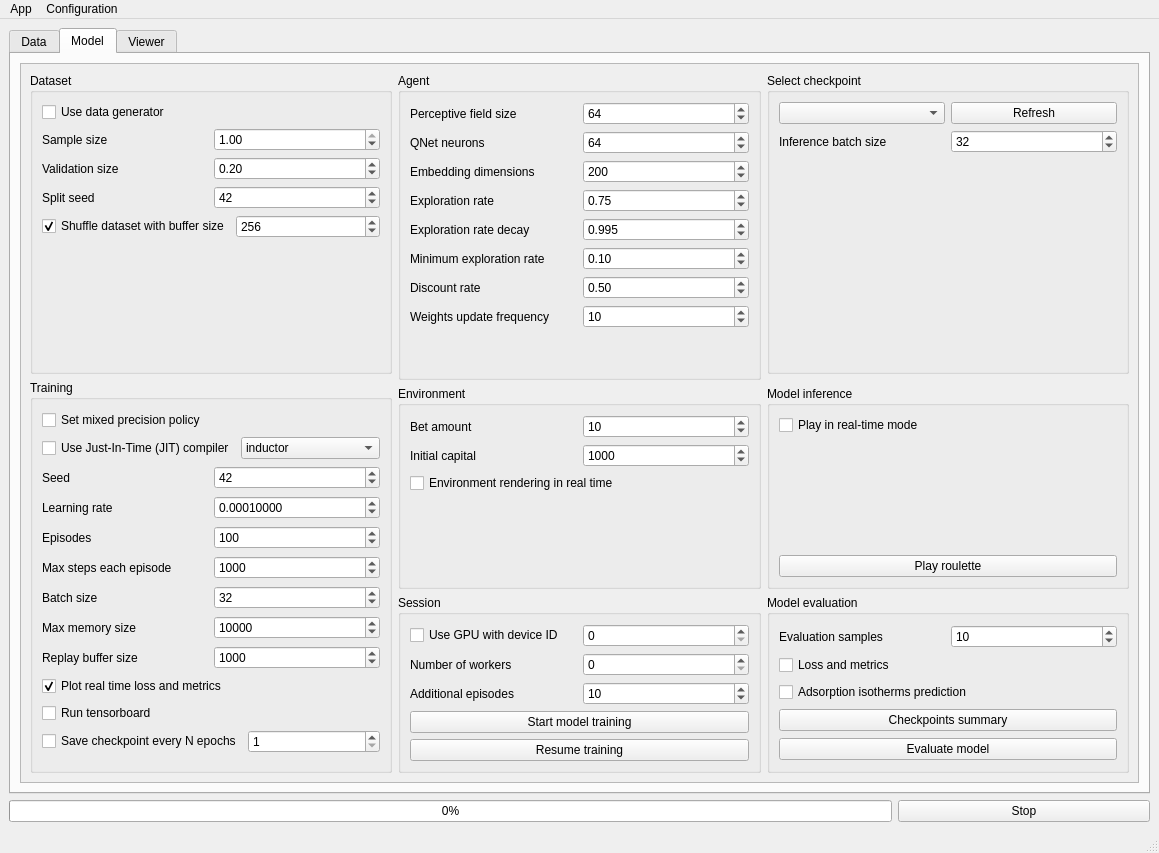
Old version of the form FAIRS/app/assets/window_layout.ui in the repository CTCycle/FAIRS-Roulette-Player.
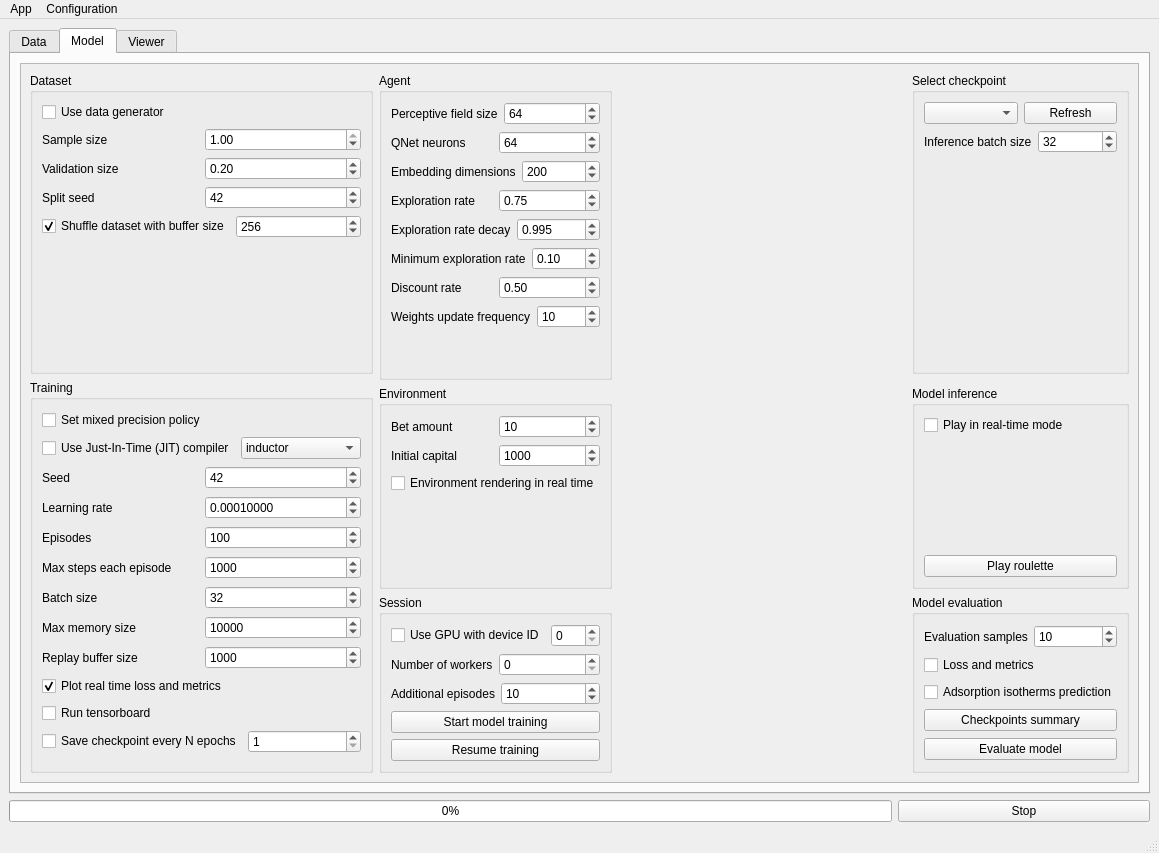
New version of the form. The open tabs and pages were chosen to show the change.

Diff of the .ui file:
```diff
--- a/FAIRS/app/assets/window_layout.ui
+++ b/FAIRS/app/assets/window_layout.ui
@@ -169,7 +169,7 @@
            <property name="geometry">
             <rect>
              <x>0</x>
-             <y>-122</y>
+             <y>0</y>
              <width>1094</width>
              <height>807</height>
             </rect>
@@ -665,6 +665,42 @@
               </layout>
              </widget>
             </item>
+            <item row="2" column="3">
+             <widget class="QGroupBox" name="groupBox_8">
+              <property name="title">
+               <string>Model inference</string>
+              </property>
+              <layout class="QVBoxLayout" name="verticalLayout_15">
+               <item>
+                <widget class="QCheckBox" name="realTimeInference">
+                 <property name="text">
+                  <string>Play in real-time mode</string>
+                 </property>
+                </widget>
+               </item>
+               <item>
+                <spacer name="verticalSpacer_3">
+                 <property name="orientation">
+                  <enum>Qt::Orientation::Vertical</enum>
+                 </property>
+                 <property name="sizeHint" stdset="0">
+                  <size>
+                   <width>20</width>
+                   <height>40</height>
+                  </size>
+                 </property>
+                </spacer>
+               </item>
+               <item>
+                <widget class="QPushButton" name="playRoulette">
+                 <property name="text">
+                  <string>Play roulette</string>
+                 </property>
+                </widget>
+               </item>
+              </layout>
+             </widget>
+            </item>
             <item row="3" column="1">
              <widget class="QGroupBox" name="sessionGroup">
               <property name="title">
@@ -740,6 +776,73 @@
               </layout>
              </widget>
             </item>
+            <item row="3" column="3">
+             <widget class="QGroupBox" name="groupBox_7">
+              <property name="title">
+               <string>Model evaluation</string>
+              </property>
+              <layout class="QVBoxLayout" name="verticalLayout_21">
+               <item>
+                <layout class="QHBoxLayout" name="horizontalLayout_32">
+                 <item>
+                  <widget class="QLabel" name="label_15">
+                   <property name="text">
+                    <string>Evaluation samples</string>
+                   </property>
+                  </widget>
+                 </item>
+                 <item>
+                  <widget class="QSpinBox" name="evalSamples">
+                   <property name="minimum">
+                    <number>1</number>
+                   </property>
+                   <property name="maximum">
+                    <number>1000</number>
+                   </property>
+                   <property name="singleStep">
+                    <number>0</number>
+                   </property>
+                   <property name="value">
+                    <number>10</number>
+                   </property>
+                  </widget>
+                 </item>
+                </layout>
+               </item>
+               <item>
+                <widget class="QCheckBox" name="evalReport">
+                 <property name="text">
+                  <string>Loss and metrics</string>
+                 </property>
+                </widget>
+               </item>
+               <item>
+                <widget class="QCheckBox" name="adsIsothermsComparison">
+                 <property name="text">
+                  <string>Adsorption isotherms prediction</string>
+                 </property>
+                </widget>
+               </item>
+               <item>
+                <widget class="QPushButton" name="checkpointSummary">
+                 <property name="toolTip">
+                  <string>&lt;html&gt;&lt;head/&gt;&lt;body&gt;&lt;p&gt;Create checkpoints summary that includes all configurations for each pretrained model&lt;/p&gt;&lt;/body&gt;&lt;/html&gt;</string>
+                 </property>
+                 <property name="text">
+                  <string>Checkpoints summary</string>
+                 </property>
+                </widget>
+               </item>
+               <item>
+                <widget class="QPushButton" name="evaluateModel">
+                 <property name="text">
+                  <string>Evaluate model</string>
+                 </property>
+                </widget>
+               </item>
+              </layout>
+             </widget>
+            </item>
             <item row="2" column="1">
              <widget class="QGroupBox" name="groupBox">
               <property name="title">
@@ -817,7 +920,7 @@
               </layout>
              </widget>
             </item>
-            <item row="0" column="2">
+            <item row="0" column="3">
              <widget class="QGroupBox" name="groupBox_10">
               <property name="title">
                <string>Select checkpoint</string>
@@ -1005,108 +1108,18 @@
               </layout>
              </widget>
             </item>
-            <item row="3" column="2">
-             <widget class="QGroupBox" name="groupBox_7">
-              <property name="title">
-               <string>Model evaluation</string>
+            <item row="0" column="2">
+             <spacer name="horizontalSpacer">
+              <property name="orientation">
+               <enum>Qt::Orientation::Horizontal</enum>
               </property>
-              <layout class="QVBoxLayout" name="verticalLayout_21">
-               <item>
-                <layout class="QHBoxLayout" name="horizontalLayout_32">
-                 <item>
-                  <widget class="QLabel" name="label_15">
-                   <property name="text">
-                    <string>Evaluation samples</string>
-                   </property>
-                  </widget>
-                 </item>
-                 <item>
-                  <widget class="QSpinBox" name="evalSamples">
-                   <property name="minimum">
-                    <number>1</number>
-                   </property>
-                   <property name="maximum">
-                    <number>1000</number>
-                   </property>
-                   <property name="singleStep">
-                    <number>0</number>
-                   </property>
-                   <property name="value">
-                    <number>10</number>
-                   </property>
-                  </widget>
-                 </item>
-                </layout>
-               </item>
-               <item>
-                <widget class="QCheckBox" name="evalReport">
-                 <property name="text">
-                  <string>Loss and metrics</string>
-                 </property>
-                </widget>
-               </item>
-               <item>
-                <widget class="QCheckBox" name="adsIsothermsComparison">
-                 <property name="text">
-                  <string>Adsorption isotherms prediction</string>
-                 </property>
-                </widget>
-               </item>
-               <item>
-                <widget class="QPushButton" name="checkpointSummary">
-                 <property name="toolTip">
-                  <string>&lt;html&gt;&lt;head/&gt;&lt;body&gt;&lt;p&gt;Create checkpoints summary that includes all configurations for each pretrained model&lt;/p&gt;&lt;/body&gt;&lt;/html&gt;</string>
-                 </property>
-                 <property name="text">
-                  <string>Checkpoints summary</string>
-                 </property>
-                </widget>
-               </item>
-               <item>
-                <widget class="QPushButton" name="evaluateModel">
-                 <property name="text">
-                  <string>Evaluate model</string>
-                 </property>
-                </widget>
-               </item>
-              </layout>
-             </widget>
-            </item>
-            <item row="2" column="2">
-             <widget class="QGroupBox" name="groupBox_8">
-              <property name="title">
-               <string>Model inference</string>
+              <property name="sizeHint" stdset="0">
+               <size>
+                <width>40</width>
+                <height>20</height>
+               </size>
               </property>
-              <layout class="QVBoxLayout" name="verticalLayout_15">
-               <item>
-                <widget class="QCheckBox" name="realTimeInference">
-                 <property name="text">
-                  <string>Play in real-time mode</string>
-                 </property>
-                </widget>
-               </item>
-               <item>
-                <spacer name="verticalSpacer_3">
-                 <property name="orientation">
-                  <enum>Qt::Orientation::Vertical</enum>
-                 </property>
-                 <property name="sizeHint" stdset="0">
-                  <size>
-                   <width>20</width>
-                   <height>40</height>
-                  </size>
-                 </property>
-                </spacer>
-               </item>
-               <item>
-                <widget class="QPushButton" name="playRoulette">
-                 <property name="text">
-                  <string>Play roulette</string>
-                 </property>
-                </widget>
-               </item>
-              </layout>
-             </widget>
+             </spacer>
             </item>
            </layout>
           </widget>
```
Left out of the diff: 5 changed lines with no effect on the pictures.
